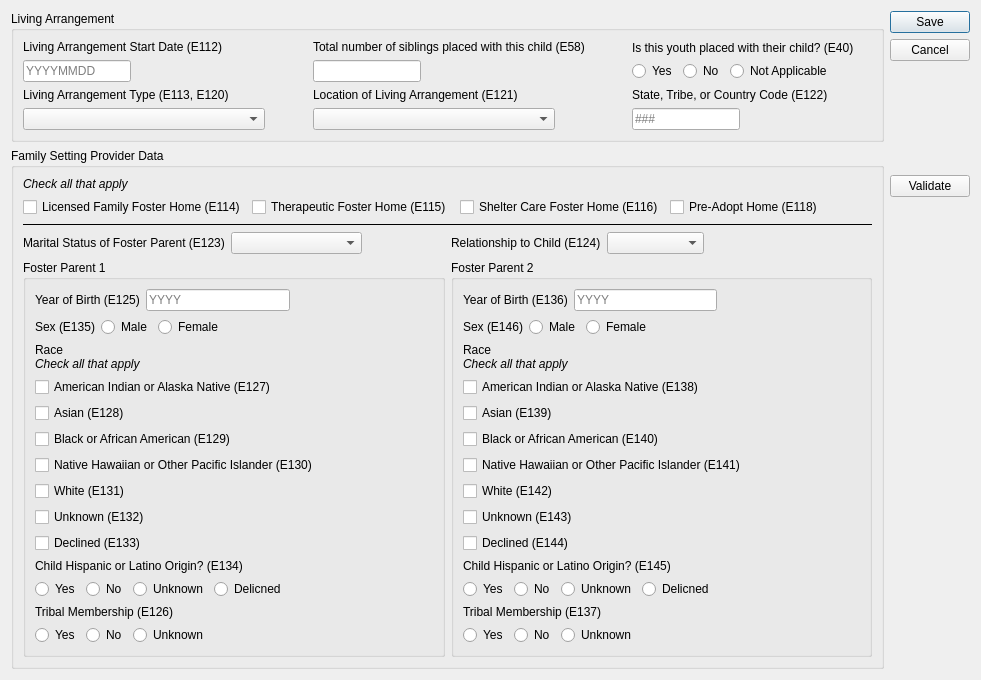
Qt form ui/ui_living_arrangement.ui (zstamper/AFCARS-AXE) before a commit.
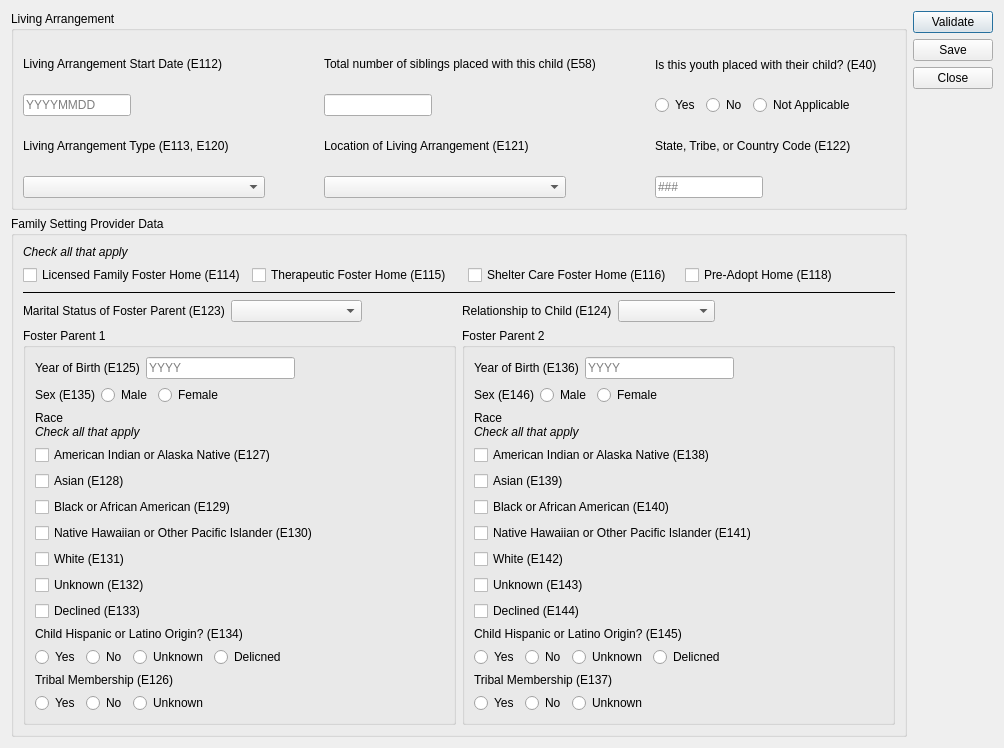
The same form after that commit.

Patch:
```diff
--- a/ui/ui_living_arrangement.ui
+++ b/ui/ui_living_arrangement.ui
@@ -6,8 +6,8 @@
    <rect>
     <x>0</x>
     <y>0</y>
-    <width>981</width>
-    <height>659</height>
+    <width>1004</width>
+    <height>748</height>
    </rect>
   </property>
   <property name="font">
@@ -1087,16 +1087,6 @@
    </item>
    <item>
     <layout class="QVBoxLayout" name="verticalLayout_2">
-     <item>
-      <widget class="QDialogButtonBox" name="form_action">
-       <property name="orientation">
-        <enum>Qt::Vertical</enum>
-       </property>
-       <property name="standardButtons">
-        <set>QDialogButtonBox::Cancel|QDialogButtonBox::Save</set>
-       </property>
-      </widget>
-     </item>
      <item>
       <widget class="QPushButton" name="validate_button">
        <property name="text">
@@ -1105,17 +1095,18 @@
       </widget>
      </item>
      <item>
-      <spacer name="verticalSpacer_3">
-       <property name="orientation">
-        <enum>Qt::Vertical</enum>
+      <widget class="QPushButton" name="save_button">
+       <property name="text">
+        <string>Save</string>
        </property>
-       <property name="sizeHint" stdset="0">
-        <size>
-         <width>20</width>
-         <height>40</height>
-        </size>
+      </widget>
+     </item>
+     <item>
+      <widget class="QPushButton" name="close_button">
+       <property name="text">
+        <string>Close</string>
        </property>
-      </spacer>
+      </widget>
      </item>
      <item>
       <spacer name="verticalSpacer_2">
@@ -1130,19 +1121,6 @@
        </property>
       </spacer>
      </item>
-     <item>
-      <spacer name="verticalSpacer">
-       <property name="orientation">
-        <enum>Qt::Vertical</enum>
-       </property>
-       <property name="sizeHint" stdset="0">
-        <size>
-         <width>20</width>
-         <height>40</height>
-        </size>
-       </property>
-      </spacer>
-     </item>
     </layout>
    </item>
   </layout>
```
Left out of the diff: 39 changed lines with no effect on the pictures.
